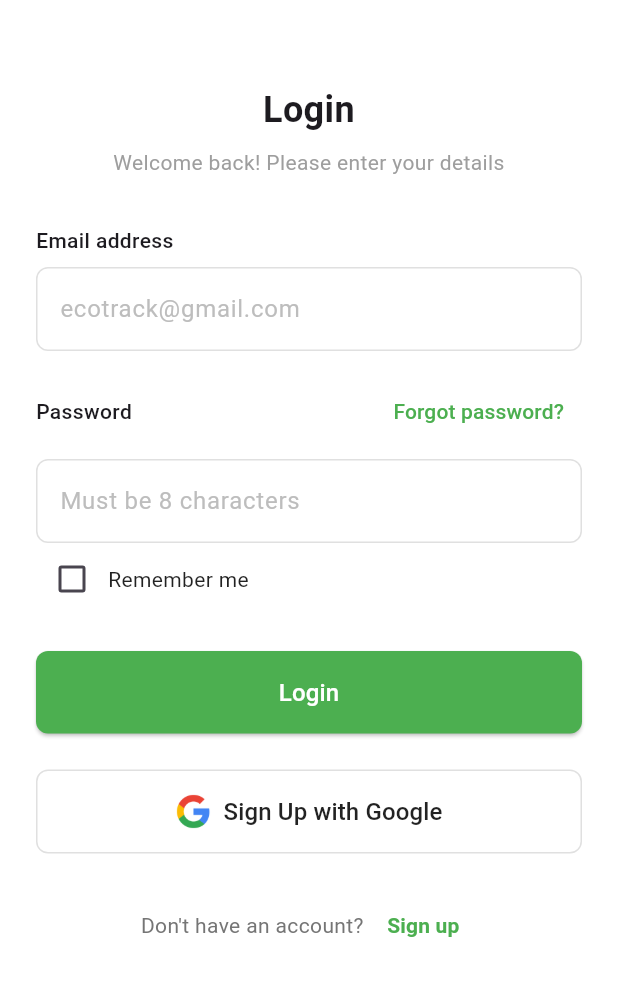
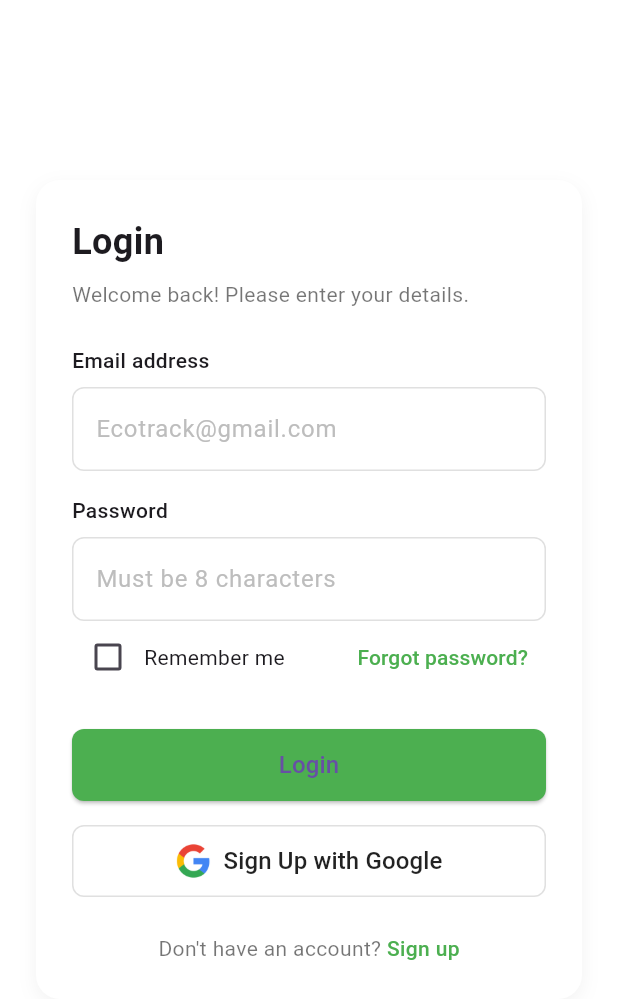
Before and after one commit to Enzobat0/EcoTrack_Lite, a Flutter app: the screen it shows after launch, after a tap on "Already a member? Login", on a phone screen of 412 x 824 dp. Shown: the top 999 px of the screen. Run offline on Flutter 3.47's test engine with Material 3 defaults, Android fonts, the phone set to English and light mode, and no system bars; our stand-ins replace google_fonts.

Commit message:
connected to signup and login

```diff
--- a/lib/screens/launch_screen.dart
+++ b/lib/screens/launch_screen.dart
@@ -1,6 +1,6 @@
 import 'package:flutter/material.dart';
 import 'package:ecotrack_lite/screens/step1.dart';
-import 'package:ecotrack_lite/screens/sign_in_screen.dart';
+import 'package:ecotrack_lite/screens/login.dart';
 import 'package:google_fonts/google_fonts.dart';
 
 class LaunchScreen extends StatelessWidget {
@@ -46,7 +46,7 @@ class LaunchScreen extends StatelessWidget {
                 Navigator.push(
                     context,
                     MaterialPageRoute(
-                        builder: (context) => const AuthScreen()));
+                        builder: (context) => const LoginScreen()));
               },
               style: TextButton.styleFrom(
                 foregroundColor: Colors.white,
--- /dev/null
+++ b/lib/screens/login.dart
@@ -0,0 +1,239 @@
+import 'package:ecotrack_lite/screens/sign_up.dart';
+import 'package:flutter/material.dart';
+
+class LoginScreen extends StatefulWidget {
+  const LoginScreen({super.key});
+
+  @override
+  State<LoginScreen> createState() => _LoginScreenState();
+}
+
+class _LoginScreenState extends State<LoginScreen> {
+  final _formKey = GlobalKey<FormState>();
+  bool _rememberMe = false;
+
+  @override
+  Widget build(BuildContext context) {
+    return Scaffold(
+      backgroundColor: Colors.white,
+      body: SafeArea(
+        child: SingleChildScrollView(
+          padding: const EdgeInsets.all(24.0),
+          child: Column(
+            crossAxisAlignment: CrossAxisAlignment.stretch,
+            children: [
+              const SizedBox(height: 32),
+              Image.asset(
+                'images/logo-white.png',
+                height: 40,
+              ),
+              const SizedBox(height: 24),
+              Container(
+                padding: const EdgeInsets.all(24),
+                decoration: BoxDecoration(
+                  color: Colors.white,
+                  borderRadius: BorderRadius.circular(16),
+                  boxShadow: [
+                    BoxShadow(
+                      color: Colors.black.withOpacity(0.05),
+                      blurRadius: 10,
+                      offset: const Offset(0, 4),
+                    ),
+                  ],
+                ),
+                child: Column(
+                  crossAxisAlignment: CrossAxisAlignment.start,
+                  children: [
+                    const Text(
+                      'Login',
+                      style: TextStyle(
+                        fontSize: 24,
+                        fontWeight: FontWeight.bold,
+                      ),
+                    ),
+                    const SizedBox(height: 8),
+                    const Text(
+                      'Welcome back! Please enter your details.',
+                      style: TextStyle(
+                        color: Colors.black54,
+                        fontSize: 14,
+                      ),
+                    ),
+                    const SizedBox(height: 24),
+                    Form(
+                      key: _formKey,
+                      child: Column(
+                        crossAxisAlignment: CrossAxisAlignment.start,
+                        children: [
+                          const Text(
+                            'Email address',
+                            style: TextStyle(
+                              fontSize: 14,
+                              fontWeight: FontWeight.w500,
+                            ),
+                          ),
+                          const SizedBox(height: 8),
+                          TextFormField(
+                            decoration: InputDecoration(
+                              hintText: 'Ecotrack@gmail.com',
+                              hintStyle: TextStyle(color: Colors.grey[400]),
+                              border: OutlineInputBorder(
+                                borderRadius: BorderRadius.circular(8),
+                                borderSide: BorderSide(color: Colors.grey[300]!),
+                              ),
+                              enabledBorder: OutlineInputBorder(
+                                borderRadius: BorderRadius.circular(8),
+                                borderSide: BorderSide(color: Colors.grey[300]!),
+                              ),
+                              focusedBorder: OutlineInputBorder(
+                                borderRadius: BorderRadius.circular(8),
+                                borderSide: const BorderSide(color: Color(0xFF4CAF50)),
+                              ),
+                            ),
+                          ),
+                          const SizedBox(height: 16),
+                          const Text(
+                            'Password',
+                            style: TextStyle(
+                              fontSize: 14,
+                              fontWeight: FontWeight.w500,
+                            ),
+                          ),
+                          const SizedBox(height: 8),
+                          TextFormField(
+                            obscureText: true,
+                            decoration: InputDecoration(
+                              hintText: 'Must be 8 characters',
+                              hintStyle: TextStyle(color: Colors.grey[400]),
+                              border: OutlineInputBorder(
+                                borderRadius: BorderRadius.circular(8),
+                                borderSide: BorderSide(color: Colors.grey[300]!),
+                              ),
+                              enabledBorder: OutlineInputBorder(
+                                borderRadius: BorderRadius.circular(8),
+                                borderSide: BorderSide(color: Colors.grey[300]!),
+                              ),
+                              focusedBorder: OutlineInputBorder(
+                                borderRadius: BorderRadius.circular(8),
+                                borderSide: const BorderSide(color: Color(0xFF4CAF50)),
+                              ),
+                            ),
+                          ),
+                          Row(
+                            mainAxisAlignment: MainAxisAlignment.spaceBetween,
+                            children: [
+                              Row(
+                                children: [
+                                  Checkbox(
+                                    value: _rememberMe,
+                                    onChanged: (value) {
+                                      setState(() {
+                                        _rememberMe = value ?? false;
+                                      });
+                                    },
+                                    activeColor: const Color(0xFF4CAF50),
+                                  ),
+                                  const Text(
+                                    'Remember me',
+                                    style: TextStyle(fontSize: 14),
+                                  ),
+                                ],
+                              ),
+                              TextButton(
+                                onPressed: () {},
+                                child: const Text(
+                                  'Forgot password?',
+                                  style: TextStyle(
+                                    color: Color(0xFF4CAF50),
+                                    fontSize: 14,
+                                  ),
+                                ),
+                              ),
+                            ],
+                          ),
+                          const SizedBox(height: 24),
+                          ElevatedButton(
+                            onPressed: () {},
+                            style: ElevatedButton.styleFrom(
+                              backgroundColor: const Color(0xFF4CAF50),
+                              minimumSize: const Size.fromHeight(48),
+                              shape: RoundedRectangleBorder(
+                                borderRadius: BorderRadius.circular(8),
+                              ),
+                            ),
+                            child: const Text(
+                              'Login',
+                              style: TextStyle(
+                                fontSize: 16,
+                                fontWeight: FontWeight.w500,
+                              ),
+                            ),
+                          ),
+                          const SizedBox(height: 16),
+                          OutlinedButton(
+                            onPressed: () {},
+                            style: OutlinedButton.styleFrom(
+                              minimumSize: const Size.fromHeight(48),
+                              shape: RoundedRectangleBorder(
+                                borderRadius: BorderRadius.circular(8),
+                              ),
+                              side: BorderSide(color: Colors.grey[300]!),
+                            ),
+                            child: Row(
+                              mainAxisAlignment: MainAxisAlignment.center,
+                              children: [
+                                Image.asset(
+                                  'images/google_logo.png',
+                                  height: 24,
+                                ),
+                                const SizedBox(width: 8),
+                                const Text(
+                                  'Sign Up with Google',
+                                  style: TextStyle(
+                                    color: Colors.black87,
+                                    fontSize: 16,
+                                  ),
+                                ),
+                              ],
+                            ),
+                          ),
+                          const SizedBox(height: 24),
+                          Row(
+                            mainAxisAlignment: MainAxisAlignment.center,
+                            children: [
+                              const Text(
+                                "Don't have an account? ",
+                                style: TextStyle(color: Colors.black54),
+                              ),
+                              GestureDetector(
+                                onTap: () {
+                                  Navigator.push(
+                                    context,
+                                    MaterialPageRoute(
+                                      builder: (context) => const SignupScreen(),
+                                    ),
+                                  );
+                                },
+                                child: const Text(
+                                  'Sign up',
+                                  style: TextStyle(
+                                    color: Color(0xFF4CAF50),
+                                    fontWeight: FontWeight.w500,
+                                  ),
+                                ),
+                              ),
+                            ],
+                          ),
+                        ],
+                      ),
+                    ),
+                  ],
+                ),
+              ),
+            ],
+          ),
+        ),
+      ),
+    );
+  }
+}
--- a/lib/screens/sign_in_screen.dart
+++ /dev/null
@@ -1,283 +0,0 @@
-import 'package:flutter/foundation.dart';
-import 'package:flutter/material.dart';
-import 'package:email_validator/email_validator.dart';
-
-class AuthScreen extends StatefulWidget {
-  const AuthScreen({super.key});
-
-  @override
-  State<AuthScreen> createState() => _AuthScreenState();
-}
-
-class _AuthScreenState extends State<AuthScreen> {
-  final _formKey = GlobalKey<FormState>();
-  bool _isLogin = true;
-  bool _rememberMe = false;
-
-  final TextEditingController _emailController = TextEditingController();
-  final TextEditingController _passwordController = TextEditingController();
-
-  @override
-  void dispose() {
-    _emailController.dispose();
-    _passwordController.dispose();
-    super.dispose();
-  }
-
-  void _submitForm() {
-    if (_formKey.currentState!.validate()) {
-      if (kDebugMode) {
-        print('Form submitted');
-        print('Email: ${_emailController.text}');
-        print('Password: ${_passwordController.text}');
-      }
-    }
-  }
-
-  @override
-  Widget build(BuildContext context) {
-    return Scaffold(
-      backgroundColor: Colors.white,
-      body: SafeArea(
-        child: SingleChildScrollView(
-          padding: const EdgeInsets.all(24.0),
-          child: Column(
-            crossAxisAlignment: CrossAxisAlignment.stretch,
-            children: [
-              const SizedBox(height: 32),
-              Text(
-                _isLogin ? 'Login' : 'Sign up',
-                style: const TextStyle(
-                  fontSize: 24,
-                  fontWeight: FontWeight.bold,
-                ),
-                textAlign: TextAlign.center,
-              ),
-              const SizedBox(height: 8),
-              Text(
-                _isLogin
-                  ? 'Welcome back! Please enter your details'
-                  : 'Create an account to track your carbon footprint. Lets help together start your journey today.',
-                style: const TextStyle(
-                  color: Colors.grey,
-                  fontSize: 14,
-                ),
-                textAlign: TextAlign.center,
-              ),
-              const SizedBox(height: 32),
-              Form(
-                key: _formKey,
-                child: Column(
-                  crossAxisAlignment: CrossAxisAlignment.stretch,
-                  children: [
-                    const Text(
-                      'Email address',
-                      style: TextStyle(
-                        fontSize: 14,
-                        fontWeight: FontWeight.w500,
-                      ),
-                    ),
-                    const SizedBox(height: 8),
-                    TextFormField(
-                      controller: _emailController,
-                      decoration: InputDecoration(
-                        hintText: 'ecotrack@gmail.com',
-                        hintStyle: TextStyle(color: Colors.grey[400]),
-                        border: OutlineInputBorder(
-                          borderRadius: BorderRadius.circular(8),
-                          borderSide: BorderSide(color: Colors.grey[300]!),
-                        ),
-                        enabledBorder: OutlineInputBorder(
-                          borderRadius: BorderRadius.circular(8),
-                          borderSide: BorderSide(color: Colors.grey[300]!),
-                        ),
-                        focusedBorder: OutlineInputBorder(
-                          borderRadius: BorderRadius.circular(8),
-                          borderSide: const BorderSide(color: Color(0xFF4CAF50)),
-                        ),
-                      ),
-                      validator: (value) {
-                        if (value == null || value.isEmpty) {
-                          return 'Please enter your email';
-                        }
-                        if (!EmailValidator.validate(value)) {
-                          return 'Please enter a valid email';
-                        }
-                        return null;
-                      },
-                    ),
-                    const SizedBox(height: 16),
-                    if (_isLogin) ...[
-                      Row(
-                        mainAxisAlignment: MainAxisAlignment.spaceBetween,
-                        children: [
-                          const Text(
-                            'Password',
-                            style: TextStyle(
-                              fontSize: 14,
-                              fontWeight: FontWeight.w500,
-                            ),
-                          ),
-                          TextButton(
-                            onPressed: () {
-                              // Handle forgot password
-                            },
-                            child: const Text(
-                              'Forgot password?',
-                              style: TextStyle(
-                                color: Color(0xFF4CAF50),
-                                fontWeight: FontWeight.w500,
-                              ),
-                            ),
-                          ),
-                        ],
-                      ),
-                    ] else ...[
-                      const Text(
-                        'Create a password',
-                        style: TextStyle(
-                          fontSize: 14,
-                          fontWeight: FontWeight.w500,
-                        ),
-                      ),
-                    ],
-                    const SizedBox(height: 8),
-                    TextFormField(
-                      controller: _passwordController,
-                      obscureText: true,
-                      decoration: InputDecoration(
-                        hintText: 'Must be 8 characters',
-                        hintStyle: TextStyle(color: Colors.grey[400]),
-                        border: OutlineInputBorder(
-                          borderRadius: BorderRadius.circular(8),
-                          borderSide: BorderSide(color: Colors.grey[300]!),
-                        ),
-                        enabledBorder: OutlineInputBorder(
-                          borderRadius: BorderRadius.circular(8),
-                          borderSide: BorderSide(color: Colors.grey[300]!),
-                        ),
-                        focusedBorder: OutlineInputBorder(
-                          borderRadius: BorderRadius.circular(8),
-                          borderSide: const BorderSide(color: Color(0xFF4CAF50)),
-                        ),
-                      ),
-                      validator: (value) {
-                        if (value == null || value.isEmpty) {
-                          return 'Please enter your password';
-                        }
-                        if (value.length < 8) {
-                          return 'Password must be at least 8 characters';
-                        }
-                        return null;
-                      },
-                    ),
-                    if (_isLogin) ...[
-                      Row(
-                        children: [
-                          Checkbox(
-                            value: _rememberMe,
-                            onChanged: (bool? value) {
-                              setState(() {
-                                _rememberMe = value ?? false;
-                              });
-                            },
-                            activeColor: const Color(0xFF4CAF50),
-                          ),
-                          const Text(
-                            'Remember me',
-                            style: TextStyle(
-                              fontSize: 14,
-                              color: Colors.black87,
-                            ),
-                          ),
-                        ],
-                      ),
-                    ],
-                    const SizedBox(height: 24),
-                    ElevatedButton(
-                      onPressed: _submitForm,
-                      style: ElevatedButton.styleFrom(
-                        backgroundColor: const Color(0xFF4CAF50),
-                        foregroundColor: Colors.white,
-                        padding: const EdgeInsets.symmetric(vertical: 16),
-                        shape: RoundedRectangleBorder(
-                          borderRadius: BorderRadius.circular(8),
-                        ),
-                      ),
-                      child: Text(
-                        _isLogin ? 'Login' : 'Sign up',
-                        style: const TextStyle(
-                          fontSize: 16,
-                          fontWeight: FontWeight.w500,
-                        ),
-                      ),
-                    ),
-                    const SizedBox(height: 24),
-                    OutlinedButton(
-                      onPressed: () {
-                        // Handle Google sign in
-                      },
-                      style: OutlinedButton.styleFrom(
-                        padding: const EdgeInsets.symmetric(vertical: 16),
-                        shape: RoundedRectangleBorder(
-                          borderRadius: BorderRadius.circular(8),
-                        ),
-                        side: BorderSide(color: Colors.grey[300]!),
-                      ),
-                      child: Row(
-                        mainAxisAlignment: MainAxisAlignment.center,
-                        children: [
-                          Image.asset(
-                            'images/google_logo.png',
-                            height: 24,
-                          ),
-                          const SizedBox(width: 8),
-                          Text(
-                            _isLogin ? 'Sign Up with Google' : 'Sign Up with Google',
-                            style: const TextStyle(
-                              color: Colors.black87,
-                              fontSize: 16,
-                              fontWeight: FontWeight.w500,
-                            ),
-                          ),
-                        ],
-                      ),
-                    ),
-                    const SizedBox(height: 24),
-                    Row(
-                      mainAxisAlignment: MainAxisAlignment.center,
-                      children: [
-                        Text(
-                          _isLogin ? "Don't have an account? " : 'Already a member? ',
-                          style: TextStyle(
-                            color: Colors.grey[600],
-                            fontSize: 14,
-                          ),
-                        ),
-                        TextButton(
-                          onPressed: () {
-                            setState(() {
-                              _isLogin = !_isLogin;
-                            });
-                          },
-                          child: Text(
-                            _isLogin ? 'Sign up' : 'Login',
-                            style: const TextStyle(
-                              color: Color(0xFF4CAF50),
-                              fontWeight: FontWeight.w600,
-                              fontSize: 14,
-                            ),
-                          ),
-                        ),
-                      ],
-                    ),
-                  ],
-                ),
-              ),
-            ],
-          ),
-        ),
-      ),
-    );
-  }
-}
```
Also changed, not shown: lib/screens/results.dart (+15 -2 lines), lib/screens/sign_up.dart (added, +200 -0 lines).
